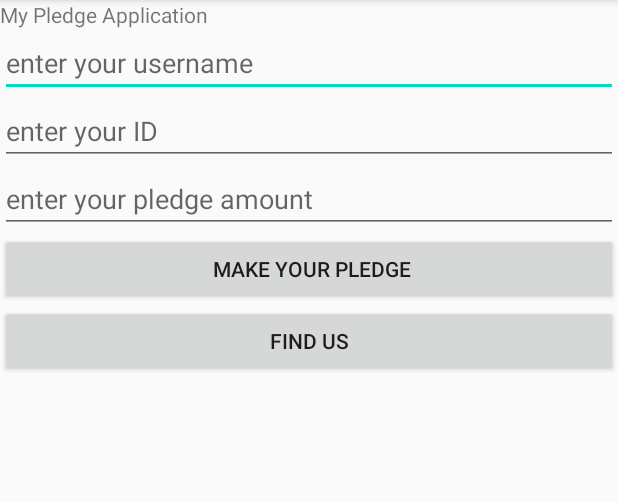
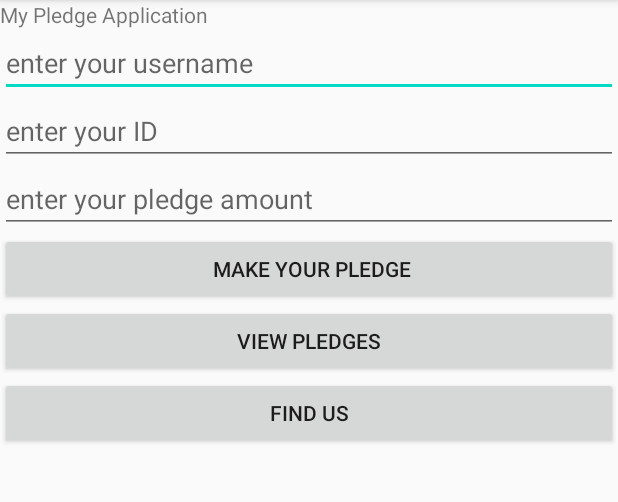
Before and after one commit to cornel-kim/samples, an Android app: the screen it shows after launch (MainActivity), on a phone screen of 412 x 824 dp, the part 84-586 px from its top. Run offline under Robolectric (Android 15) with nearby library versions, the phone set to English and light mode, and no system bars; our stand-ins replace Firebase (no records; nobody signed in at launch, a user with empty details on screens opened directly).

Commit message:
first commit

```diff
--- a/app/src/main/java/com/modcom/mypledgesapp/MainActivity.kt
+++ b/app/src/main/java/com/modcom/mypledgesapp/MainActivity.kt
@@ -36,5 +36,9 @@ class MainActivity : AppCompatActivity() {
             val i = Intent(this, OurLocation::class.java)
             startActivity(i)
         }
+        btnViewPledge.setOnClickListener {
+            val i = Intent(this, Pledges::class.java)
+            startActivity(i)
+        }
     }
 }
--- a/app/src/main/res/layout/activity_main.xml
+++ b/app/src/main/res/layout/activity_main.xml
@@ -36,6 +36,11 @@
     <Button
         android:layout_width="match_parent"
         android:layout_height="wrap_content"
+        android:id="@+id/btnViewPledge"
+        android:text="View Pledges"/>
+    <Button
+        android:layout_width="match_parent"
+        android:layout_height="wrap_content"
         android:id="@+id/btnMaps"
         android:text="Find Us"/>
 
```
Also changed, not shown: app/src/main/java/com/modcom/mypledgesapp/Pledges.kt (+35 -0 lines).
